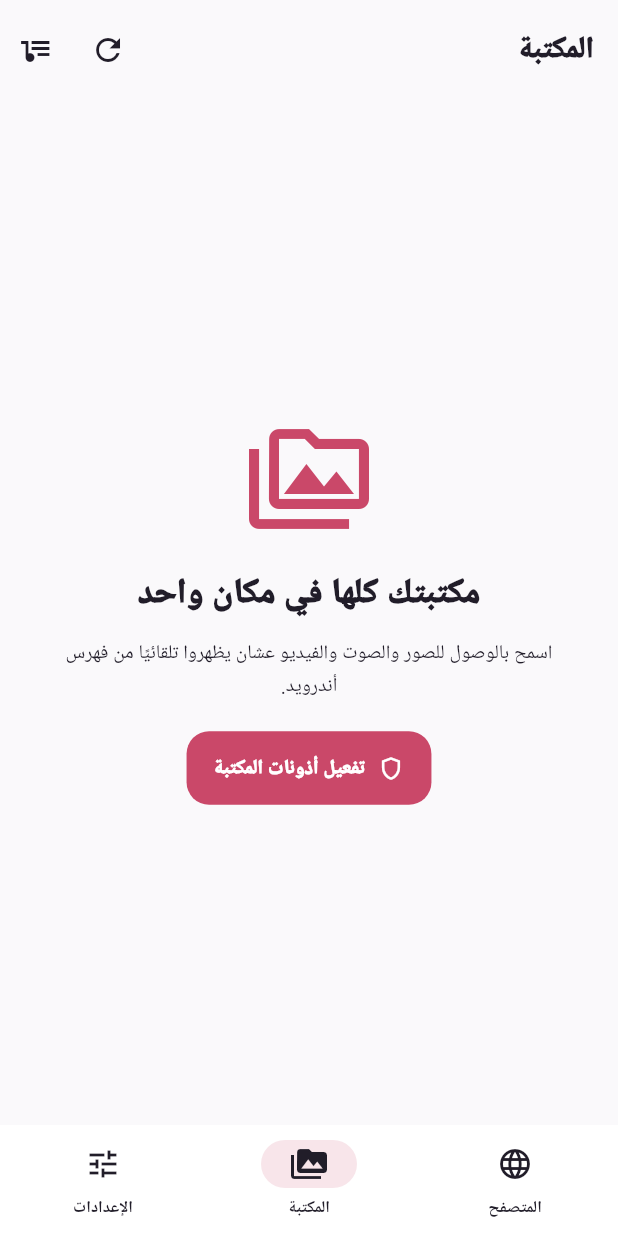
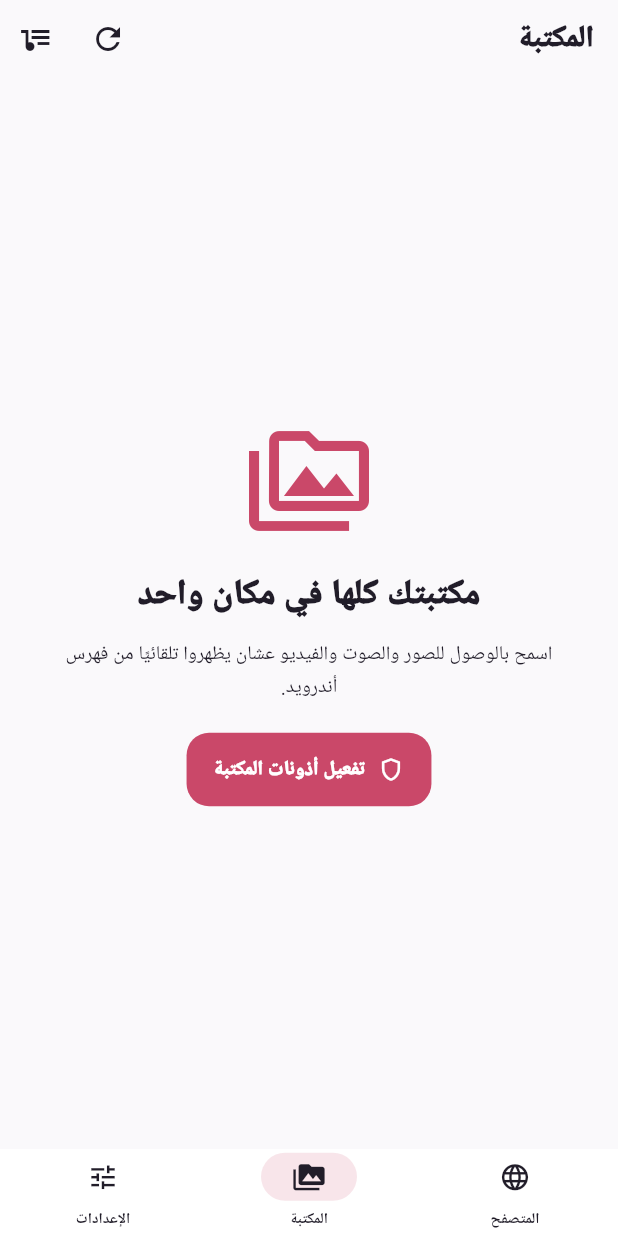
Before and after one commit to mogc2050-collab/lhbh, a Flutter app: the screen it shows after launch, item 2 of the bottom bar chosen, on a phone screen of 412 x 824 dp. Run offline on Flutter 3.47's test engine with Material 3 defaults, Android fonts, the phone set to English and light mode, and no system bars; our stand-ins replace audio_service, file_picker, google_sign_in, just_audio, just_audio_background, local_auth and 3 more; missing offline and left inert: webview_flutter_android.

Commit message:
style(compact): reduce global header and bottom navigation height for mobile

```diff
--- a/lib/src/theme.dart
+++ b/lib/src/theme.dart
@@ -68,7 +68,7 @@ ThemeData mediaTheme(Brightness brightness) {
       scrolledUnderElevation:0,
       elevation:0,
       centerTitle:false,
-      toolbarHeight:66,
+      toolbarHeight:52,
       titleTextStyle:TextStyle(color:foreground,fontSize:20,
         fontWeight:FontWeight.w900,letterSpacing:-.35),
     ),
@@ -130,12 +130,12 @@ ThemeData mediaTheme(Brightness brightness) {
       foregroundColor:Colors.white,elevation:3),
     navigationBarTheme:NavigationBarThemeData(
       backgroundColor:panel,
-      elevation:0,height:74,
+      elevation:0,height:58,
       indicatorColor:MediaPalette.orange.withValues(alpha:.14),
       labelTextStyle:WidgetStatePropertyAll(
-        TextStyle(color:foreground,fontWeight:FontWeight.w800,fontSize:11)),
+        TextStyle(color:foreground,fontWeight:FontWeight.w800,fontSize:10)),
       iconTheme:WidgetStatePropertyAll(
-        IconThemeData(color:foreground,size:24)),
+        IconThemeData(color:foreground,size:21)),
     ),
     tabBarTheme:TabBarThemeData(
       labelColor:MediaPalette.orange,
```
